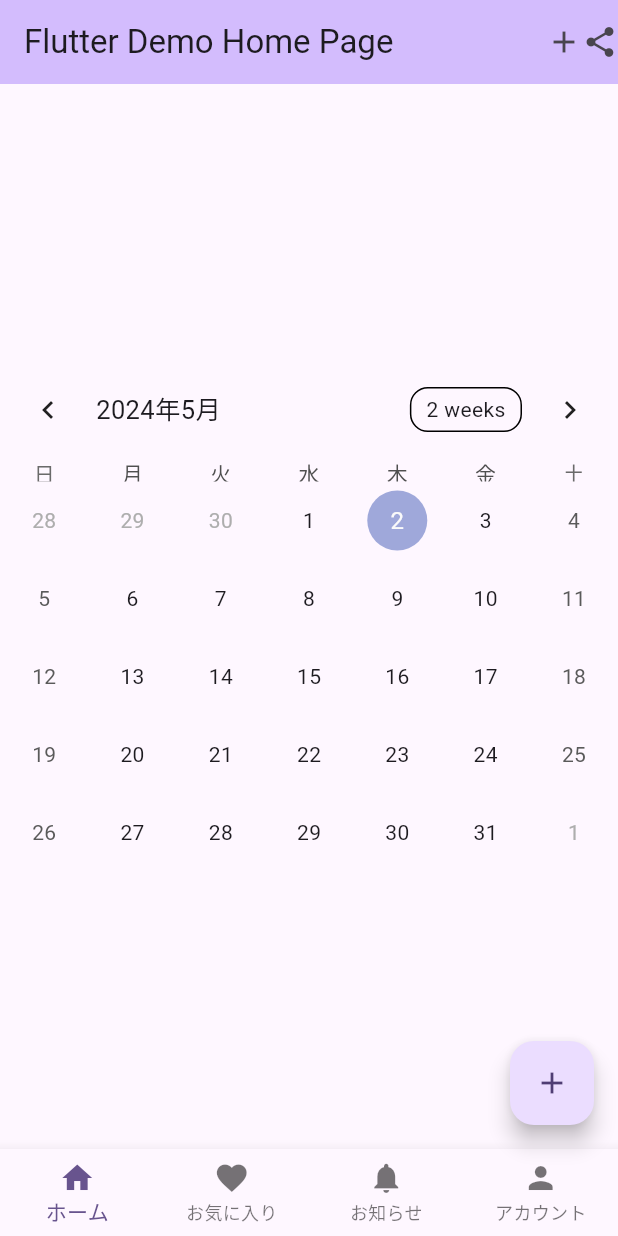
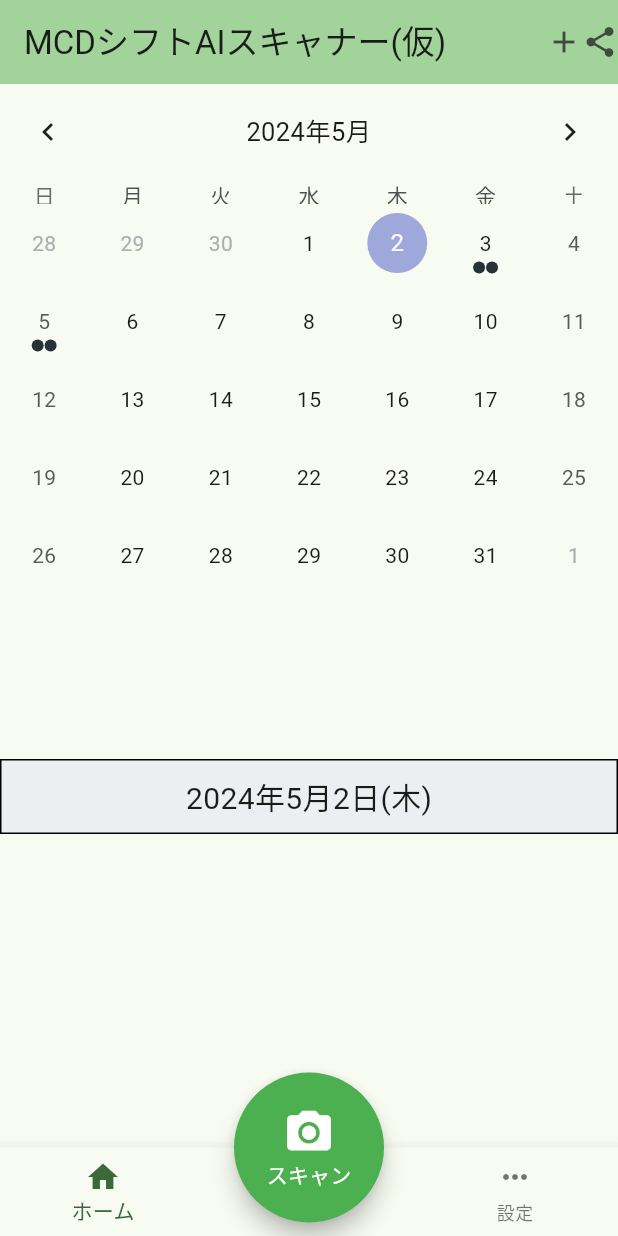
Before and after one commit to haco8534/android_app-MCD_shift_scaner-, a Flutter app: the screen it shows after launch, on a phone screen of 412 x 824 dp. Run offline on Flutter 3.47's test engine with Material 3 defaults, Android fonts, the phone set to English and light mode, and no system bars; drawn by our look-alikes of table_calendar.

Commit message:
showing date func

```diff
--- a/lib/main.dart
+++ b/lib/main.dart
@@ -1,7 +1,7 @@
 import 'package:flutter/material.dart';
+import 'package:intl/intl.dart';
 import 'package:table_calendar/table_calendar.dart';
 import 'package:intl/date_symbol_data_local.dart';
-import 'package:nholiday_jp/nholiday_jp.dart';
 
 void main() {
   initializeDateFormatting().then((_) => runApp(const MyApp()));
@@ -16,11 +16,11 @@ class MyApp extends StatelessWidget {
     return MaterialApp(
       title: 'Flutter Demo',
       theme: ThemeData(
-        splashColor: Colors.transparent,
-        colorScheme: ColorScheme.fromSeed(seedColor: Colors.deepPurple),
+        splashColor: Colors.white,
+        colorScheme: ColorScheme.fromSeed(seedColor: Colors.green),
         useMaterial3: true,
       ),
-      home: const MyHomePage(title: 'Flutter Demo Home Page'),
+      home: const MyHomePage(title: 'MCDシフトAIスキャナー(仮)'),
     );
   }
 }
@@ -34,10 +34,18 @@ class MyHomePage extends StatefulWidget {
   State<MyHomePage> createState() => _MyHomePageState();
 }
 
+
+
+class _MyHomePageState extends State<MyHomePage> {
+
   DateTime _focusedDay = DateTime.now();
   DateTime? _selectedDay;
+  List<String> _selectedEvents = [];
 
-class _MyHomePageState extends State<MyHomePage> {
+  final sampleEvents = {
+  DateTime.utc(2024, 5, 3): ['firstEvent', 'secodnEvent'],
+  DateTime.utc(2024, 5, 5): ['thirdEvent', 'fourthEvent']
+  };
 
   @override
   Widget build(BuildContext context) {
@@ -55,38 +63,91 @@ class _MyHomePageState extends State<MyHomePage> {
         ]
       ),
 
-      body: Center(
+      body: Column(
+        children: <Widget>[
+          SizedBox(
+          height: 450, //カレンダーの高さ
             child: TableCalendar(
               firstDay: DateTime.utc(2010, 10, 16),
               lastDay: DateTime.utc(2030, 3, 14),
               focusedDay: _focusedDay,
+
+              headerStyle: const HeaderStyle(
+                formatButtonVisible: false, //フォーマットボタンを非表示
+                titleCentered: true, //日付を中央に配置
+              ),
+
               locale: 'ja_JP',
               selectedDayPredicate: (day){
                 return isSameDay(_selectedDay, day);
               },
+              eventLoader: (date) { //イベントを表示
+                return sampleEvents[date] ?? [];
+              },
+              shouldFillViewport: true, //大きさの変更を許可
+
               onDaySelected: (selectedDay,focusedDay){
                 setState((){
-              _selectedDay = selectedDay;
-              _focusedDay = focusedDay;
+                  _selectedDay = selectedDay; //選択された日付
+                  _focusedDay = focusedDay; //強調表示する日付
+                  _selectedEvents = sampleEvents[selectedDay] ?? [];
                 });
               },
             ),
+          ),
+          Container(
+            width: double.infinity,
+            height: 50,
+            decoration: BoxDecoration(
+              border: Border.all(color:Colors.black, width: 1),
+              color: Colors.blueGrey[50],
+              ),
+            child: Center(
+              child: Text(
+                DateFormat("yyyy年M月d日(E)","ja").format(_selectedDay ?? DateTime.now()), //選択された日付を表示
+                style: const TextStyle(
+                  fontSize: 20,
+                ),
+              ),
+            ),
+          ),
+          Expanded(
+            child: Container(
+              width: double.infinity,
+              height: double.infinity,
+
+            ),
+          ),
+        ],
       ),
 
       bottomNavigationBar: BottomNavigationBar(
         type: BottomNavigationBarType.fixed,
         items: const <BottomNavigationBarItem>[
-            BottomNavigationBarItem(icon: Icon(Icons.home), label: 'ホーム'),
-            BottomNavigationBarItem(icon: Icon(Icons.favorite), label: 'お気に入り'),
-            BottomNavigationBarItem(icon: Icon(Icons.notifications), label: 'お知らせ'),
-            BottomNavigationBarItem(icon: Icon(Icons.person), label: 'アカウント'),
+            BottomNavigationBarItem(icon: Icon(Icons.home), label: 'ホーム',),
+            BottomNavigationBarItem(icon: Icon(Icons.exposure_minus_1), label: ''),
+            BottomNavigationBarItem(icon: Icon(Icons.more_horiz), label: '設定'),
           ],
         ),
-
-      floatingActionButton: FloatingActionButton(
+      floatingActionButtonLocation: FloatingActionButtonLocation.centerDocked,
+      floatingActionButton: SizedBox(
+        width: 100,
+        height: 100,
+        child: FloatingActionButton(
+          shape: RoundedRectangleBorder(
+            borderRadius: BorderRadius.circular(50), //角の丸み
+          ),
           onPressed: (){},
           tooltip: 'Increment',
-        child: const Icon(Icons.add),
+          backgroundColor: Colors.green,
+          child: const Column(
+            mainAxisAlignment: MainAxisAlignment.center,
+            children: [
+              Icon(Icons.camera_alt,color: Colors.white,size: 35),
+              Text('スキャン',style:TextStyle(color: Colors.white)),
+            ],
+          ),
+          ),
       ),
 
     );
```
Lines whose indentation alone changed are shown as unchanged.
